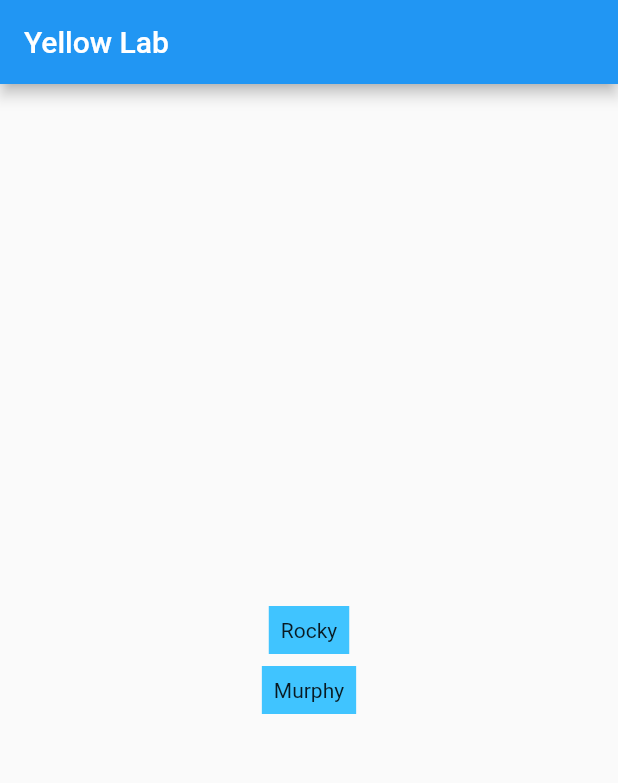
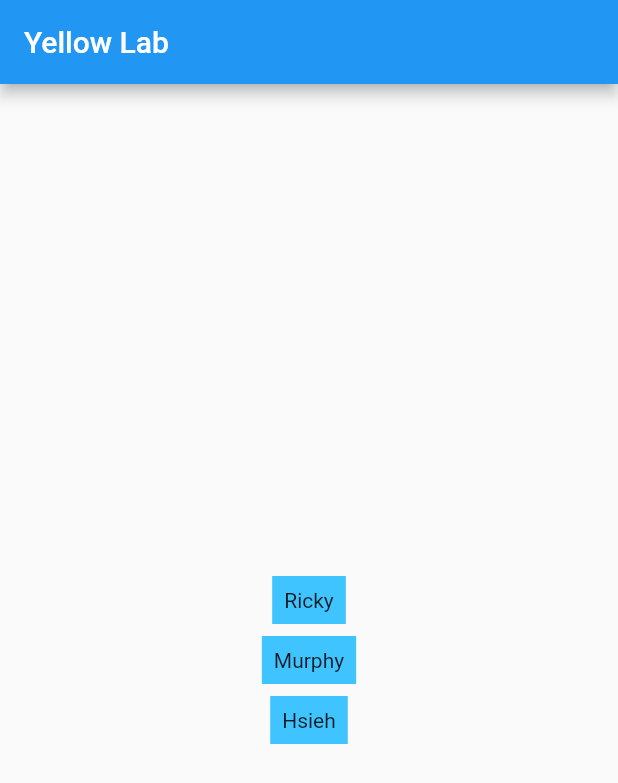
Before and after one commit to yuchehsieh/first_flutter_app, a Flutter app: the screen it shows after launch, on a phone screen of 412 x 824 dp. Shown: the top 783 px of the screen. Run offline on Flutter 3.47's test engine with Material 2 defaults, Android fonts, the phone set to English and light mode, and no system bars.

```diff
--- a/lib/main.dart
+++ b/lib/main.dart
@@ -15,21 +15,11 @@ class DogApp extends StatelessWidget {
           child: Column(
             mainAxisAlignment: MainAxisAlignment.center,
             children: <Widget>[
-              DecoratedBox(
-                decoration: BoxDecoration(color: Colors.lightBlueAccent),
-                child: Padding(
-                  padding: const EdgeInsets.all(8.0),
-                  child: Text('Rocky'),
-                ),
-              ),
+              DogName('Ricky'),
               SizedBox(height: 8.0),
-              DecoratedBox(
-                decoration: BoxDecoration(color: Colors.lightBlueAccent),
-                child: Padding(
-                  padding: const EdgeInsets.all(8.0),
-                  child: Text('Murphy'),
-                ),
-              )
+              DogName('Murphy'),
+              SizedBox(height: 8.0),
+              DogName('Hsieh')
             ],
           ),
         ),
@@ -37,3 +27,20 @@ class DogApp extends StatelessWidget {
     );
   }
 }
+
+class DogName extends StatelessWidget {
+  final String name;
+
+  const DogName(this.name);
+
+  @override
+  Widget build(BuildContext context) {
+    // TODO: implement build
+    return DecoratedBox(
+        decoration: BoxDecoration(color: Colors.lightBlueAccent),
+        child: Padding(
+          padding: const EdgeInsets.all(8.0),
+          child: Text(name),
+        ));
+  }
+}
```
